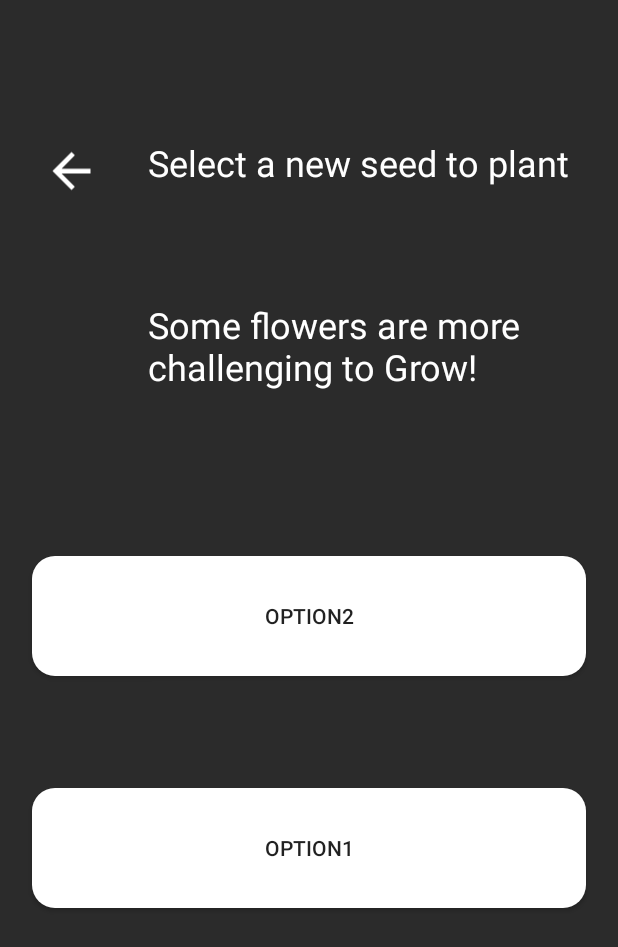
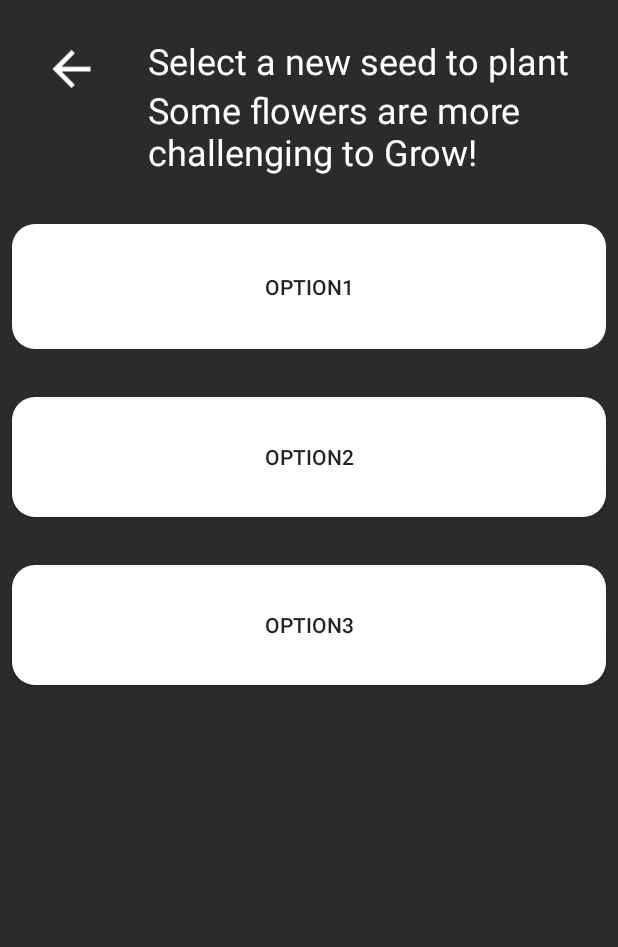
Before and after one commit to estowell/ADCaregiverApp, an Android app: the layout fragment_select_challenge.xml on its own in the app's theme, with its tools: preview values and no code run, on a phone screen of 412 x 824 dp. Shown: the top 947 px of the screen. Run offline under Robolectric (Android 15) with nearby library versions, the phone set to English and light mode, and no system bars; network calls fail.

```diff
--- a/app/src/main/java/edu/neu/ccs/wellness/adcaregiverapp/presentation/challenges/fragments/SelectChallengeFragment.java
+++ b/app/src/main/java/edu/neu/ccs/wellness/adcaregiverapp/presentation/challenges/fragments/SelectChallengeFragment.java
@@ -20,8 +20,8 @@ import edu.neu.ccs.wellness.adcaregiverapp.R;
 import edu.neu.ccs.wellness.adcaregiverapp.databinding.FragmentSelectChallengeBinding;
 import edu.neu.ccs.wellness.adcaregiverapp.network.services.model.AvailableChallenges;
 import edu.neu.ccs.wellness.adcaregiverapp.network.services.model.UnitChallenge;
+import edu.neu.ccs.wellness.adcaregiverapp.presentation.ViewModelFactory;
 import edu.neu.ccs.wellness.adcaregiverapp.presentation.challenges.ChallengesViewModel;
-import edu.neu.ccs.wellness.adcaregiverapp.presentation.ViewModelFactory;
 
 public class SelectChallengeFragment extends Fragment {
 
@@ -68,7 +68,7 @@ public class SelectChallengeFragment extends Fragment {
         binding.option1.setOnClickListener(new View.OnClickListener() {
             @Override
             public void onClick(View v) {
-                navigateToAcceptChallengeFragment(viewModel.getAvailableChallenges().challenges.get(1));
+                navigateToAcceptChallengeFragment(viewModel.getAvailableChallenges().challenges.get(0));
 
             }
         });
@@ -76,9 +76,17 @@ public class SelectChallengeFragment extends Fragment {
         binding.option2.setOnClickListener(new View.OnClickListener() {
             @Override
             public void onClick(View v) {
+                navigateToAcceptChallengeFragment(viewModel.getAvailableChallenges().challenges.get(1));
+            }
+        });
+
+        binding.option3.setOnClickListener(new View.OnClickListener() {
+            @Override
+            public void onClick(View v) {
                 navigateToAcceptChallengeFragment(viewModel.getAvailableChallenges().challenges.get(2));
             }
         });
+
         binding.container.setVisibility(View.GONE);
         binding.progressBarSelectChallenges.setVisibility(View.VISIBLE);
 
--- a/app/src/main/res/layout/fragment_select_challenge.xml
+++ b/app/src/main/res/layout/fragment_select_challenge.xml
@@ -1,5 +1,6 @@
 <?xml version="1.0" encoding="utf-8"?>
-<layout xmlns:android="http://schemas.android.com/apk/res/android"
+<layout xmlns:tools="http://schemas.android.com/tools"
+    xmlns:android="http://schemas.android.com/apk/res/android"
     xmlns:app="http://schemas.android.com/apk/res-auto">
 
     <android.support.constraint.ConstraintLayout
@@ -7,6 +8,19 @@
         android:layout_width="match_parent"
         android:layout_height="match_parent"
         android:background="@color/nursery_background">
+
+        <Button
+            android:id="@+id/option3"
+            android:layout_width="match_parent"
+            android:layout_height="80dp"
+            android:layout_marginEnd="8dp"
+            android:layout_marginStart="8dp"
+            android:layout_marginTop="32dp"
+            android:background="@drawable/select_challenge_button_background"
+            android:text="option3"
+            app:layout_constraintEnd_toEndOf="parent"
+            app:layout_constraintStart_toStartOf="parent"
+            app:layout_constraintTop_toBottomOf="@+id/option2" />
 
         <android.support.constraint.Group
             android:id="@+id/container"
@@ -22,19 +36,17 @@
             android:visibility="gone" />
 
         <Button
-            android:id="@+id/option1"
+            android:id="@+id/option2"
             android:layout_width="match_parent"
             android:layout_height="80dp"
-            android:layout_marginBottom="175dp"
-            android:layout_marginEnd="21dp"
-            android:layout_marginStart="21dp"
+            android:layout_marginEnd="8dp"
+            android:layout_marginStart="8dp"
             android:layout_marginTop="32dp"
             android:background="@drawable/select_challenge_button_background"
-            android:text="option1"
-            app:layout_constraintBottom_toBottomOf="parent"
+            android:text="option2"
             app:layout_constraintEnd_toEndOf="parent"
             app:layout_constraintStart_toStartOf="parent"
-            app:layout_constraintTop_toBottomOf="@+id/option2" />
+            app:layout_constraintTop_toBottomOf="@+id/option1" />
 
         <ImageView
             android:id="@+id/back3"
@@ -53,26 +65,23 @@
             android:id="@+id/textView5"
             android:layout_width="0dp"
             android:layout_height="wrap_content"
-            android:layout_marginBottom="42dp"
             android:layout_marginEnd="8dp"
             android:text="Some flowers are more challenging to Grow!"
             android:textColor="@color/white"
             android:textSize="24sp"
-            app:layout_constraintBottom_toTopOf="@+id/option2"
             app:layout_constraintEnd_toEndOf="parent"
             app:layout_constraintStart_toStartOf="@+id/textView6"
             app:layout_constraintTop_toBottomOf="@+id/textView6" />
 
         <Button
-            android:id="@+id/option2"
+            android:id="@+id/option1"
             android:layout_width="match_parent"
-            android:layout_height="80dp"
-            android:layout_marginBottom="306dp"
-            android:layout_marginEnd="21dp"
-            android:layout_marginStart="21dp"
+            android:layout_height="83dp"
+            android:layout_marginEnd="8dp"
+            android:layout_marginStart="8dp"
+            android:layout_marginTop="32dp"
             android:background="@drawable/select_challenge_button_background"
-            android:text="option2"
-            app:layout_constraintBottom_toBottomOf="parent"
+            android:text="option1"
             app:layout_constraintEnd_toEndOf="parent"
             app:layout_constraintStart_toStartOf="parent"
             app:layout_constraintTop_toBottomOf="@+id/textView5" />
```
